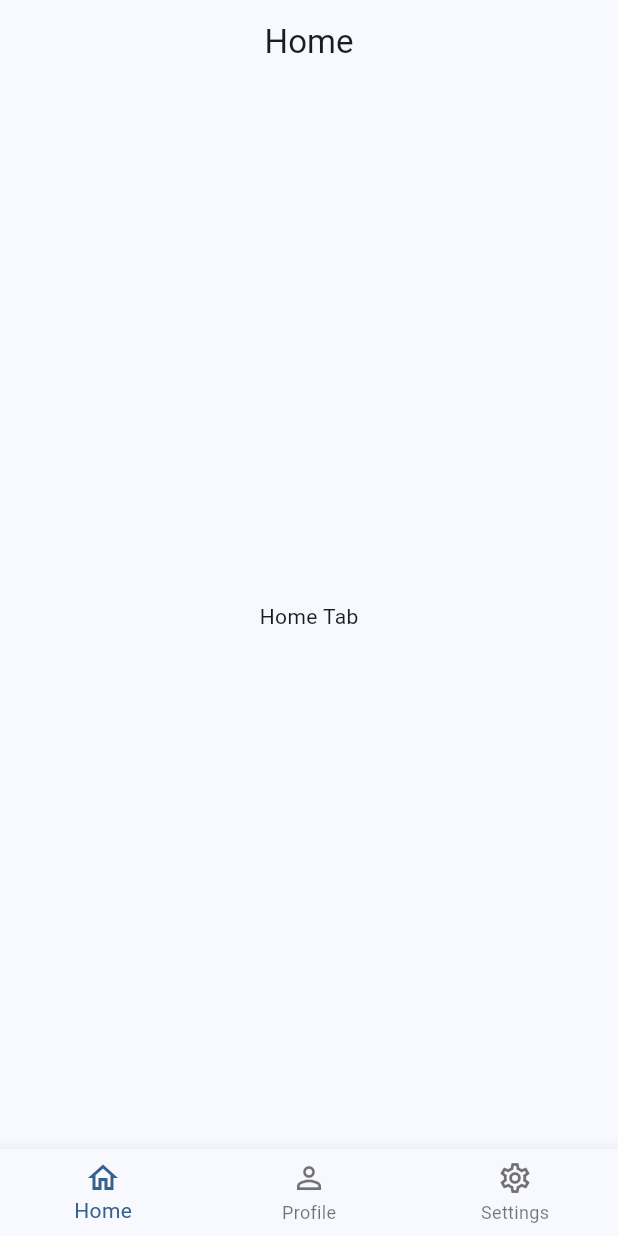
After one commit to GhazyFarid/flutter_starter_project, a Flutter app: the DashboardScreen screen opened by its route, on a phone screen of 412 x 824 dp. The commit adds this screen. Run offline on Flutter 3.47's test engine with Material 3 defaults, Android fonts, the phone set to English and light mode, and no system bars; our stand-ins replace flutter_riverpod, go_router.

Commit message:
Create Dashboard Page

```diff
--- a/lib/providers/auth_providers.dart
+++ b/lib/providers/auth_providers.dart
@@ -1,3 +1,4 @@
+import 'package:flutter/material.dart';
 import 'package:flutter_riverpod/flutter_riverpod.dart';
 
 class LoginState {
@@ -40,7 +41,7 @@ class LoginNotifier extends Notifier<LoginState> {
     state = state.copyWith(password: value);
   }
 
-  Future<void> login() async {
+  Future<void> login({required VoidCallback onSuccess}) async {
     final email = state.email.trim().toLowerCase();
     final password = state.password.trim();
 
@@ -57,6 +58,7 @@ class LoginNotifier extends Notifier<LoginState> {
     // Misal: validasi sederhana
     if (email == "admin@gmail.com" && password == "123456") {
       state = state.copyWith(isLoading: false, errorMessage: 'Sukses');
+      onSuccess();
     } else {
       state = state.copyWith(
         isLoading: false,
--- /dev/null
+++ b/lib/providers/dashboard_provider.dart
@@ -0,0 +1,14 @@
+import 'package:flutter_riverpod/flutter_riverpod.dart';
+
+class DashboardNotifier extends Notifier<int> {
+  @override
+  int build() {
+    return 0;
+  }
+
+  void setTab(int index) => state = index;
+}
+
+final dashboardTabProvider = NotifierProvider<DashboardNotifier, int>(
+  DashboardNotifier.new,
+);
--- a/lib/routes/app_router.dart
+++ b/lib/routes/app_router.dart
@@ -1,4 +1,5 @@
 import 'package:flutter_riverpod/flutter_riverpod.dart';
+import 'package:flutter_starter_project/screens/dashboard/dashboard_screen.dart';
 import 'package:flutter_starter_project/screens/landing_page/landing_screen.dart';
 import 'package:flutter_starter_project/screens/login/login_screen.dart';
 import 'package:flutter_starter_project/screens/register/register_screen.dart';
@@ -14,6 +15,10 @@ final routerProvider = Provider<GoRouter>((ref) {
         path: '/register',
         builder: (context, state) => const RegisterScreen(),
       ),
+      GoRoute(
+        path: '/dashboard',
+        builder: (context, state) => const DashboardScreen(),
+      ),
     ],
   );
 });
--- /dev/null
+++ b/lib/screens/dashboard/dashboard_screen.dart
@@ -0,0 +1,40 @@
+import 'package:flutter/material.dart';
+import 'package:flutter_riverpod/flutter_riverpod.dart';
+import '../../providers/dashboard_provider.dart';
+import 'tabs/home_tab.dart';
+import 'tabs/profile_tab.dart';
+import 'tabs/settings_tab.dart';
+
+class DashboardScreen extends ConsumerWidget {
+  const DashboardScreen({super.key});
+
+  static const List<Widget> _tabs = [HomeTab(), ProfileTab(), SettingsTab()];
+
+  static const List<BottomNavigationBarItem> _items = [
+    BottomNavigationBarItem(icon: Icon(Icons.home_outlined), label: 'Home'),
+    BottomNavigationBarItem(icon: Icon(Icons.person_outline), label: 'Profile'),
+    BottomNavigationBarItem(
+      icon: Icon(Icons.settings_outlined),
+      label: 'Settings',
+    ),
+  ];
+
+  @override
+  Widget build(BuildContext context, WidgetRef ref) {
+    final currentIndex = ref.watch(dashboardTabProvider);
+    final tabNotifier = ref.read(dashboardTabProvider.notifier);
+
+    return Scaffold(
+      appBar: AppBar(
+        title: Text(_items[currentIndex].label!),
+        centerTitle: true,
+      ),
+      body: _tabs[currentIndex],
+      bottomNavigationBar: BottomNavigationBar(
+        currentIndex: currentIndex,
+        items: _items,
+        onTap: (index) => tabNotifier.state = index,
+      ),
+    );
+  }
+}
--- /dev/null
+++ b/lib/screens/dashboard/tabs/home_tab.dart
@@ -0,0 +1,10 @@
+import 'package:flutter/material.dart';
+
+class HomeTab extends StatelessWidget {
+  const HomeTab({super.key});
+
+  @override
+  Widget build(BuildContext context) {
+    return Scaffold(body: Center(child: Text('Home Tab')));
+  }
+}
```
Also changed, not shown: lib/screens/dashboard/tabs/profile_tab.dart (added, +10 -0 lines), lib/screens/dashboard/tabs/settings_tab.dart (added, +10 -0 lines).
